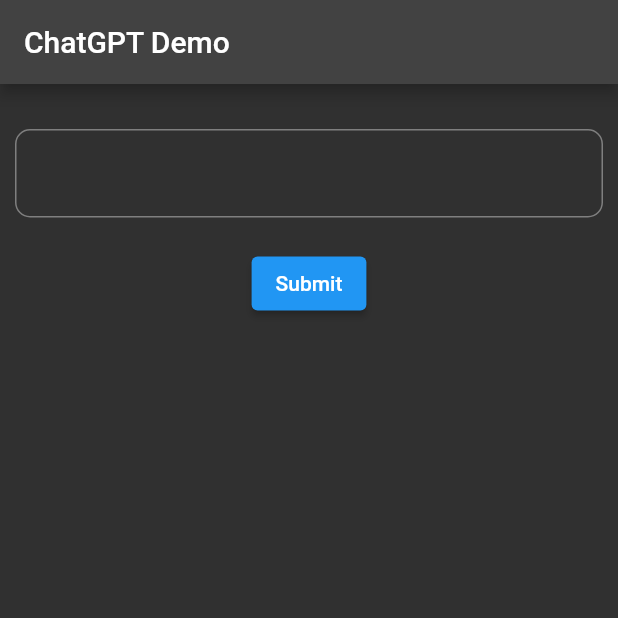
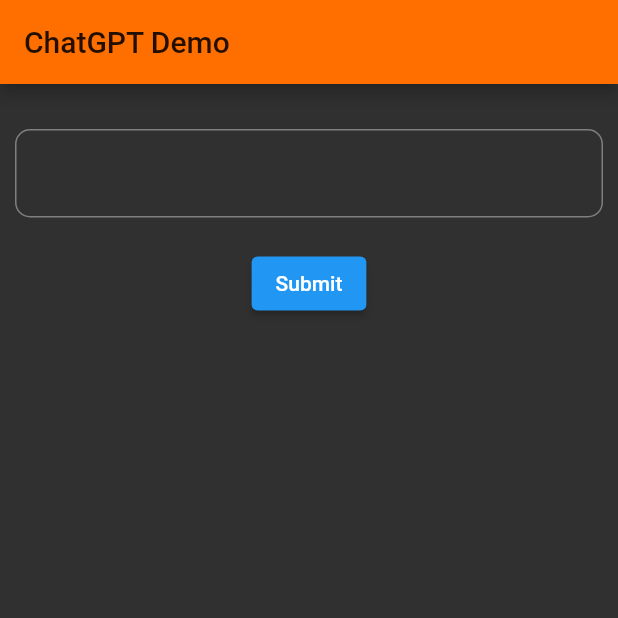
Before and after one commit to irfan-vural/ChatGPT-demo, a Flutter app: the screen it shows after launch, on a phone screen of 412 x 824 dp, the top half of it. Run offline on Flutter 3.47's test engine with Material 2 defaults, Android fonts, the phone set to English and light mode, and no system bars; our stand-ins replace flutter_bloc, google_fonts.

```diff
--- a/lib/constants/open_ai.dart
+++ b/lib/constants/open_ai.dart
@@ -1,3 +1,3 @@
 class Constants {
-  String apiKey = "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";
+  String apiKey = "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";
 }
--- a/lib/screen/landing_screen.dart
+++ b/lib/screen/landing_screen.dart
@@ -24,7 +24,13 @@ class _LandingScreenState extends State<LandingScreen> {
   Widget build(BuildContext context) {
     return Scaffold(
         appBar: AppBar(
-          title: const Text('ChatGPT Demo'),
+          backgroundColor: Colors.amber.shade900,
+          title: const Text(
+            'ChatGPT Demo',
+            style: TextStyle(
+              color: Colors.black87,
+            ),
+          ),
         ),
         body: BlocProvider(
           create: (context) => OpenAiCubit(formKey, controller),
```
